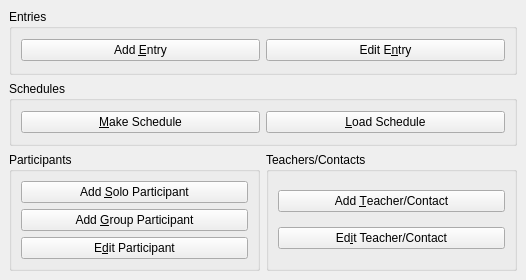
First picture: the form in Forms/ui_mainwindow.ui, repository diana134/afs, before the edit.
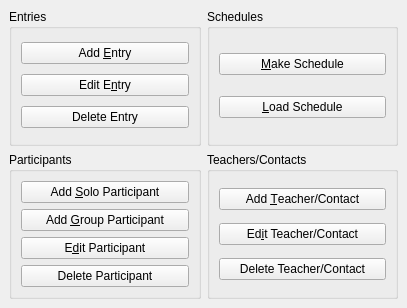
Second picture: the form after the edit.

Commit message: Added delete buttons, fixed choose teacher dialog size.

```diff
--- a/Forms/ui_mainwindow.ui
+++ b/Forms/ui_mainwindow.ui
@@ -6,8 +6,8 @@
    <rect>
     <x>0</x>
     <y>0</y>
-    <width>526</width>
-    <height>280</height>
+    <width>407</width>
+    <height>308</height>
    </rect>
   </property>
   <property name="windowTitle">
@@ -21,29 +21,6 @@
   </property>
   <widget class="QWidget" name="centralwidget">
    <layout class="QGridLayout" name="gridLayout">
-    <item row="0" column="0" colspan="2">
-     <widget class="QGroupBox" name="groupBox_3">
-      <property name="title">
-       <string>Entries</string>
-      </property>
-      <layout class="QHBoxLayout" name="horizontalLayout">
-       <item>
-        <widget class="QPushButton" name="addEntryBtn">
-         <property name="text">
-          <string>Add &amp;Entry</string>
-         </property>
-        </widget>
-       </item>
-       <item>
-        <widget class="QPushButton" name="editEntryBtn">
-         <property name="text">
-          <string>Edit E&amp;ntry</string>
-         </property>
-        </widget>
-       </item>
-      </layout>
-     </widget>
-    </item>
     <item row="2" column="0">
      <widget class="QGroupBox" name="groupBox">
       <property name="title">
@@ -71,6 +48,13 @@
          </property>
         </widget>
        </item>
+       <item>
+        <widget class="QPushButton" name="deleteParticipantBtn">
+         <property name="text">
+          <string>Delete Participant</string>
+         </property>
+        </widget>
+       </item>
       </layout>
      </widget>
     </item>
@@ -94,15 +78,52 @@
          </property>
         </widget>
        </item>
+       <item>
+        <widget class="QPushButton" name="deleteTeacherBtn">
+         <property name="text">
+          <string>Delete Teacher/Contact</string>
+         </property>
+        </widget>
+       </item>
       </layout>
      </widget>
     </item>
-    <item row="1" column="0" colspan="2">
+    <item row="0" column="0">
+     <widget class="QGroupBox" name="groupBox_3">
+      <property name="title">
+       <string>Entries</string>
+      </property>
+      <layout class="QVBoxLayout" name="verticalLayout_3">
+       <item>
+        <widget class="QPushButton" name="addEntryBtn">
+         <property name="text">
+          <string>Add &amp;Entry</string>
+         </property>
+        </widget>
+       </item>
+       <item>
+        <widget class="QPushButton" name="editEntryBtn">
+         <property name="text">
+          <string>Edit E&amp;ntry</string>
+         </property>
+        </widget>
+       </item>
+       <item>
+        <widget class="QPushButton" name="deleteEntryBtn">
+         <property name="text">
+          <string>Delete Entry</string>
+         </property>
+        </widget>
+       </item>
+      </layout>
+     </widget>
+    </item>
+    <item row="0" column="1">
      <widget class="QGroupBox" name="groupBox_4">
       <property name="title">
        <string>Schedules</string>
       </property>
-      <layout class="QHBoxLayout" name="horizontalLayout_2">
+      <layout class="QVBoxLayout" name="verticalLayout_4">
        <item>
         <widget class="QPushButton" name="makeScheduleBtn">
          <property name="text">
```
The commit also changes 6 other files.
